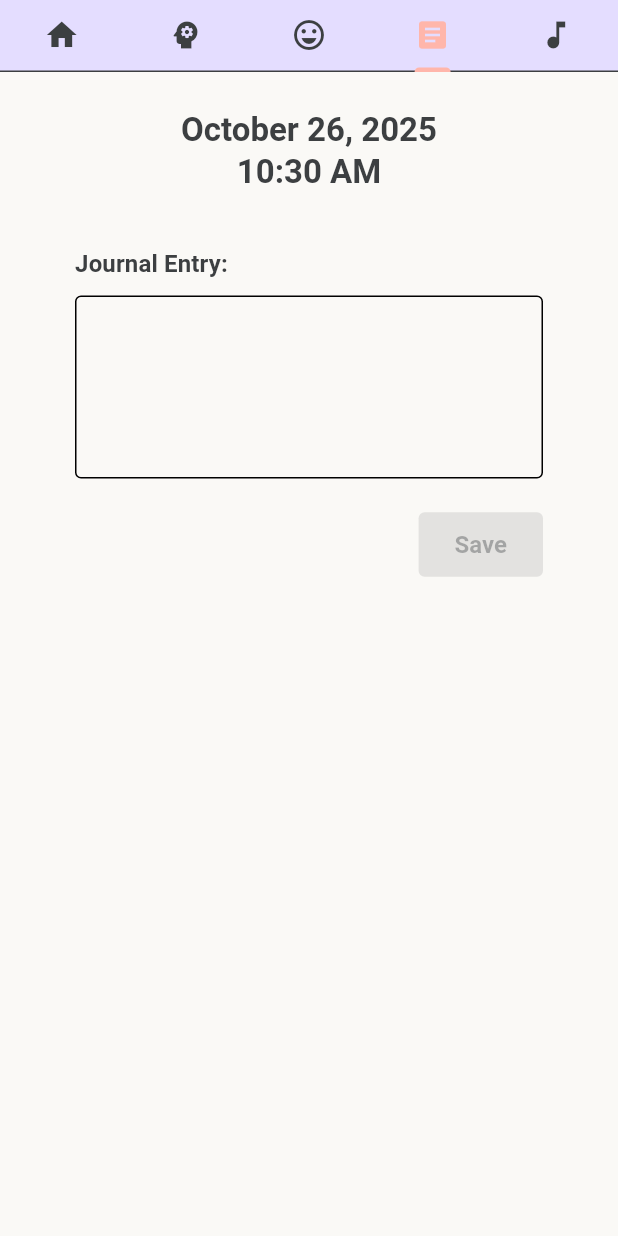
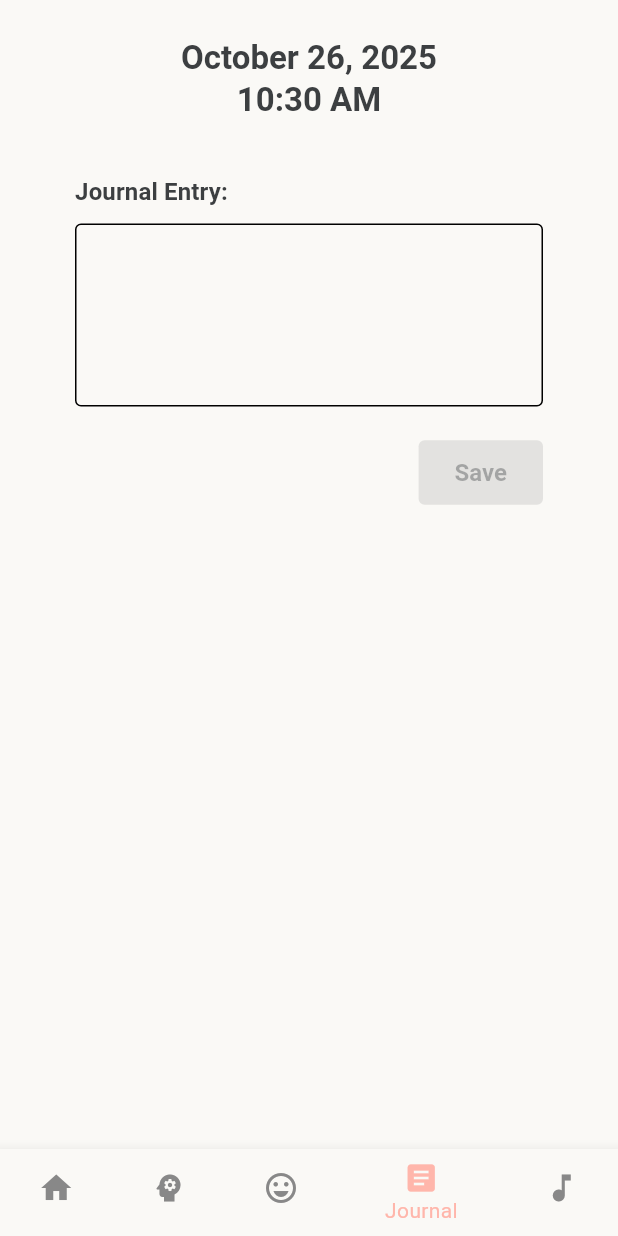
Before and after one commit to lajacl/mindfulness-app, a Flutter app: the screen it shows after launch, after a tap on the "post add" icon, on a phone screen of 412 x 824 dp. Run offline on Flutter 3.47's test engine with Material 3 defaults, Android fonts, the phone set to English and light mode, and no system bars; our stand-ins replace audioplayers, pie_chart, shared_preferences, sqflite, youtube_player_flutter; accounts and stored records are empty.

Commit message:
Replace default tabs with bottom navigation bar

```diff
--- a/lib/home.dart
+++ b/lib/home.dart
@@ -11,8 +11,8 @@ import 'package:mindfulness_app/theme.dart';
 import 'package:shared_preferences/shared_preferences.dart';
 
 class HomePage extends StatefulWidget {
-  final TabController tabController;
-  const HomePage({super.key, required this.tabController});
+  final Function(int index) goToPage;
+  const HomePage({super.key, required void Function(int index) this.goToPage});
 
   @override
   State<HomePage> createState() => _HomePageState();
@@ -202,7 +202,7 @@ class _HomePageState extends State<HomePage> {
                   if (_journalEntry.isNotEmpty)
                     IconButton(
                       onPressed: () {
-                        widget.tabController.animateTo(3);
+                        widget.goToPage(3);
                       },
                       icon: Icon(Icons.edit_note),
                     ),
@@ -218,7 +218,7 @@ class _HomePageState extends State<HomePage> {
                     ),
                     IconButton(
                       onPressed: () {
-                        widget.tabController.animateTo(3);
+                        widget.goToPage(3);
                       },
                       icon: Icon(Icons.post_add),
                       iconSize: 100,
--- a/lib/main.dart
+++ b/lib/main.dart
@@ -33,52 +33,53 @@ class MainPage extends StatefulWidget {
   State<MainPage> createState() => _MainPageState();
 }
 
-class _MainPageState extends State<MainPage>
-    with SingleTickerProviderStateMixin {
-  late final TabController _tabController;
+class _MainPageState extends State<MainPage> {
+  late final List<Widget> _pages;
+  int _selectedIndex = 0;
+
+  void _onPageChange(int index) {
+    setState(() {
+      _selectedIndex = index;
+    });
+  }
 
   @override
   void initState() {
     super.initState();
-    _tabController = TabController(length: 5, vsync: this);
-  }
-
-  @override
-  void dispose() {
-    _tabController.dispose();
-    super.dispose();
+    _pages = <Widget>[
+      HomePage(goToPage: _onPageChange),
+      const ExercisesPage(),
+      const MoodPage(),
+      const JournalPage(),
+      const AudioPage(),
+    ];
   }
 
   @override
   Widget build(BuildContext context) {
-    return DefaultTabController(
-      length: 5,
-      child: Scaffold(
-        appBar: AppBar(
-          toolbarHeight: 0,
-          bottom: TabBar(
-            controller: _tabController,
-            tabs: const [
-              Tab(icon: Icon(Icons.home)),
-              Tab(icon: Icon(Icons.psychology)),
-              Tab(icon: Icon(Icons.sentiment_very_satisfied)),
-              Tab(icon: Icon(Icons.article)),
-              Tab(icon: Icon(Icons.music_note)),
-            ],
+    return Scaffold(
+      appBar: AppBar(
+        toolbarHeight: 0,
+        backgroundColor: Theme.of(context).colorScheme.inversePrimary,
+      ),
+      body: _pages[_selectedIndex],
+      bottomNavigationBar: BottomNavigationBar(
+        type: BottomNavigationBarType.shifting,
+        currentIndex: _selectedIndex,
+        onTap: _onPageChange,
+        items: [
+          BottomNavigationBarItem(icon: Icon(Icons.home), label: 'Home'),
+          BottomNavigationBarItem(
+            icon: Icon(Icons.psychology),
+            label: 'Exercises',
           ),
-          backgroundColor: Theme.of(context).colorScheme.inversePrimary,
-        ),
-        body: TabBarView(
-          controller: _tabController,
-          physics: NeverScrollableScrollPhysics(),
-          children: [
-            HomePage(tabController: _tabController),
-            ExercisesPage(),
-            MoodPage(),
-            JournalPage(),
-            AudioPage(),
-          ],
-        ),
+          BottomNavigationBarItem(
+            icon: Icon(Icons.sentiment_very_satisfied),
+            label: 'Mood Tracker',
+          ),
+          BottomNavigationBarItem(icon: Icon(Icons.article), label: 'Journal'),
+          BottomNavigationBarItem(icon: Icon(Icons.music_note), label: 'Audio'),
+        ],
       ),
     );
   }
```
